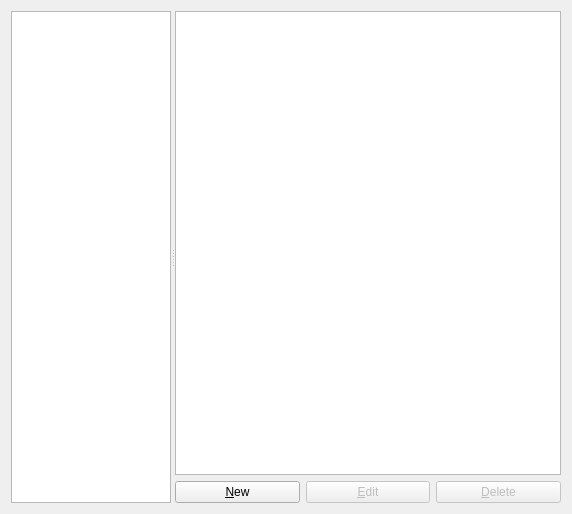
Above: gns3/modules/qemu/ui/qemu_vm_preferences_page.ui from mpplab/MNSS before the change. Below: the same form after it.
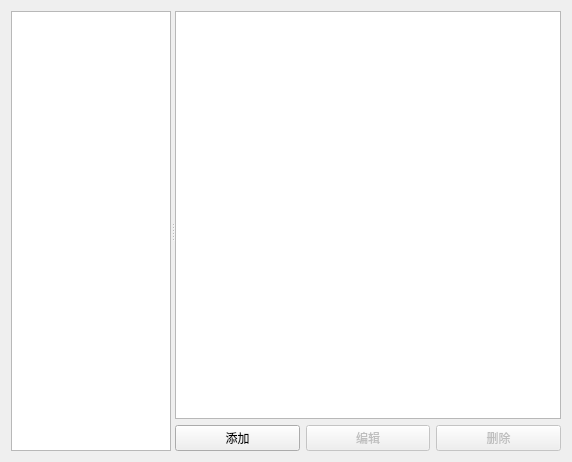
That is the form after the change.

The edit to the form file:
```diff
--- a/gns3/modules/qemu/ui/qemu_vm_preferences_page.ui
+++ b/gns3/modules/qemu/ui/qemu_vm_preferences_page.ui
@@ -7,7 +7,7 @@
     <x>0</x>
     <y>0</y>
     <width>572</width>
-    <height>514</height>
+    <height>462</height>
    </rect>
   </property>
   <property name="windowTitle">
@@ -102,7 +102,7 @@
          <item>
           <widget class="QPushButton" name="uiNewQemuVMPushButton">
            <property name="text">
-            <string>&amp;New</string>
+            <string>添加</string>
            </property>
           </widget>
          </item>
@@ -112,7 +112,7 @@
             <bool>false</bool>
            </property>
            <property name="text">
-            <string>&amp;Edit</string>
+            <string>编辑</string>
            </property>
           </widget>
          </item>
@@ -122,7 +122,7 @@
             <bool>false</bool>
            </property>
            <property name="text">
-            <string>&amp;Delete</string>
+            <string>删除</string>
            </property>
           </widget>
          </item>
```
